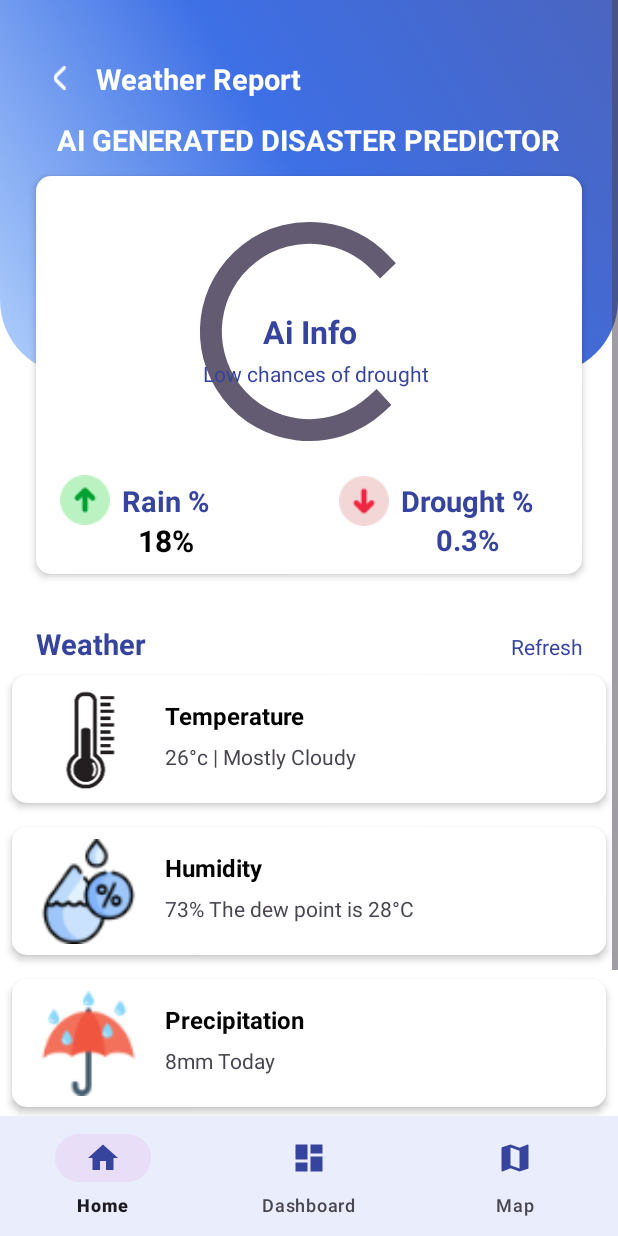
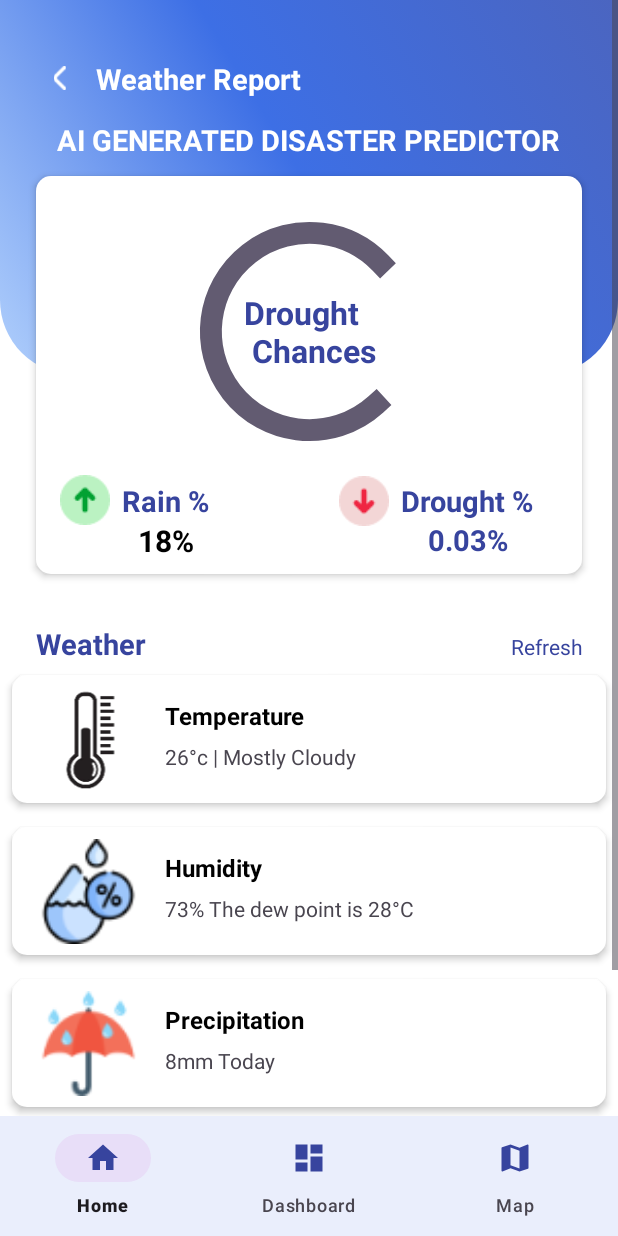
Before and after one commit to Vaibhav0120/Sahayak, an Android app: the ML_Fragment screen opened through its navigation route, on a phone screen of 412 x 824 dp. Run offline under Robolectric (Android 15) with nearby library versions, the light colour scheme and no system bars; our stand-ins replace Firebase (no records; nobody signed in at launch, a user with empty details on screens opened directly); plain views replace CircularProgressBar.

Commit message:
Before Weather Implementation

```diff
--- a/app/src/main/java/com/example/thirdapplication/MainActivity.java
+++ b/app/src/main/java/com/example/thirdapplication/MainActivity.java
@@ -12,6 +12,7 @@ import androidx.fragment.app.Fragment;
 import androidx.fragment.app.FragmentManager;
 import androidx.fragment.app.FragmentTransaction;
 
+import com.example.thirdapplication.ui.Machine_Learning.ML_Fragment;
 import com.example.thirdapplication.ui.dashboard.DashboardFragment;
 import com.example.thirdapplication.ui.home.AgentHomeFragment;
 import com.example.thirdapplication.ui.home.HomeFragment;
@@ -49,7 +50,7 @@ public class MainActivity extends AppCompatActivity {
                 loadFragment(isAgent ? new AgentHomeFragment() : new HomeFragment());
                 return true;
             } else if (item.getItemId() == R.id.navigationDashboard) {
-                loadFragment(new DashboardFragment());
+                loadFragment(new ML_Fragment());
                 return true;
             } else if (item.getItemId() == R.id.navigationNotifications) {
                 loadFragment(new NotificationsFragment());
--- a/app/src/main/res/layout/fragment_ml.xml
+++ b/app/src/main/res/layout/fragment_ml.xml
@@ -90,7 +90,7 @@
                         android:layout_marginTop="16dp"
 
                         app:cpb_progressbar_width="15dp"
-                        app:cpb_progress="3"
+                        app:cpb_progress="1"
                         app:cpb_progress_direction="to_right"
                         app:cpb_progress_max="100"
                         app:cpb_round_border="true"
@@ -107,7 +107,7 @@
                         android:id="@+id/textView2"
                         android:layout_width="wrap_content"
                         android:layout_height="wrap_content"
-                        android:text="Ai Info"
+                        android:text="Drought\n Chances"
                         android:textColor="@color/darkblue"
                         android:textSize="21sp"
                         android:textStyle="bold"
@@ -115,19 +115,6 @@
                         app:layout_constraintEnd_toEndOf="@+id/circularProgressBar"
                         app:layout_constraintStart_toStartOf="@+id/circularProgressBar"
                         app:layout_constraintTop_toTopOf="@+id/circularProgressBar"
-                        tools:ignore="HardcodedText" />
-
-                    <TextView
-                        android:id="@+id/textView4"
-                        android:layout_width="wrap_content"
-                        android:layout_height="wrap_content"
-                        android:layout_marginTop="4dp"
-                        android:text="Low chances of drought"
-                        android:textColor="@color/darkblue"
-                        app:layout_constraintEnd_toEndOf="@+id/textView2"
-                        app:layout_constraintHorizontal_bias="0.456"
-                        app:layout_constraintStart_toStartOf="@+id/textView2"
-                        app:layout_constraintTop_toBottomOf="@+id/textView2"
                         tools:ignore="HardcodedText" />
 
                     <ImageView
@@ -197,7 +184,7 @@
                         android:id="@+id/textView7"
                         android:layout_width="wrap_content"
                         android:layout_height="wrap_content"
-                        android:text="0.3%"
+                        android:text="0.03%"
                         android:textSize="19sp"
                         android:textStyle="bold"
                         android:textColor="@color/darkblue"
```
Also changed, not shown: app/src/main/res/layout/fragment_event.xml (+8 -4 lines).
